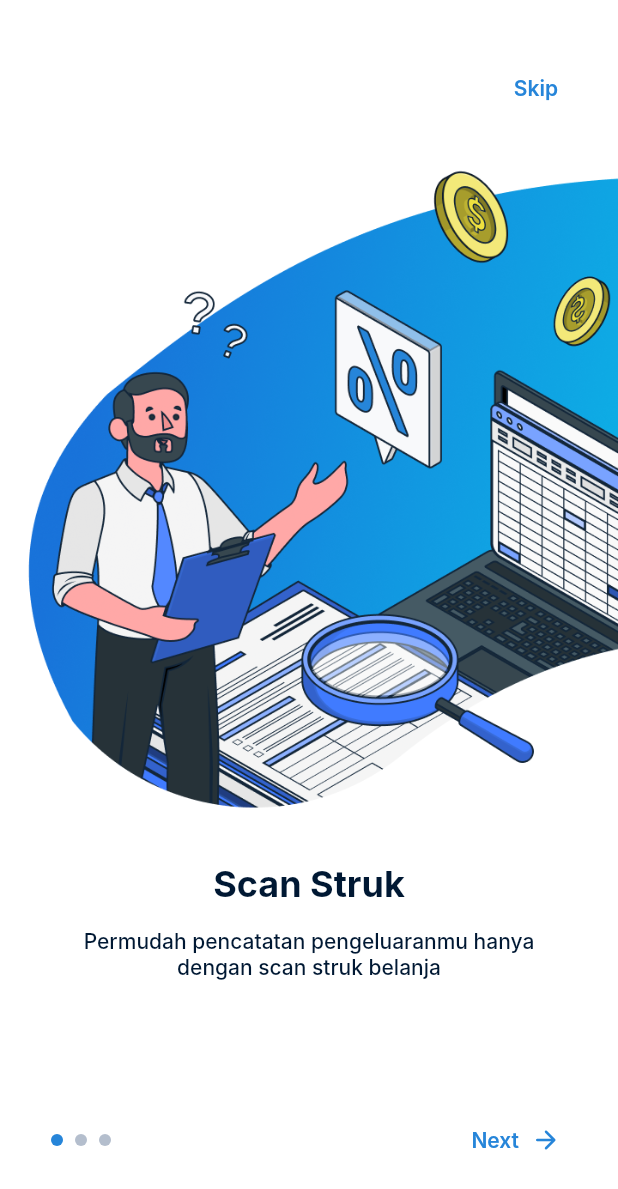
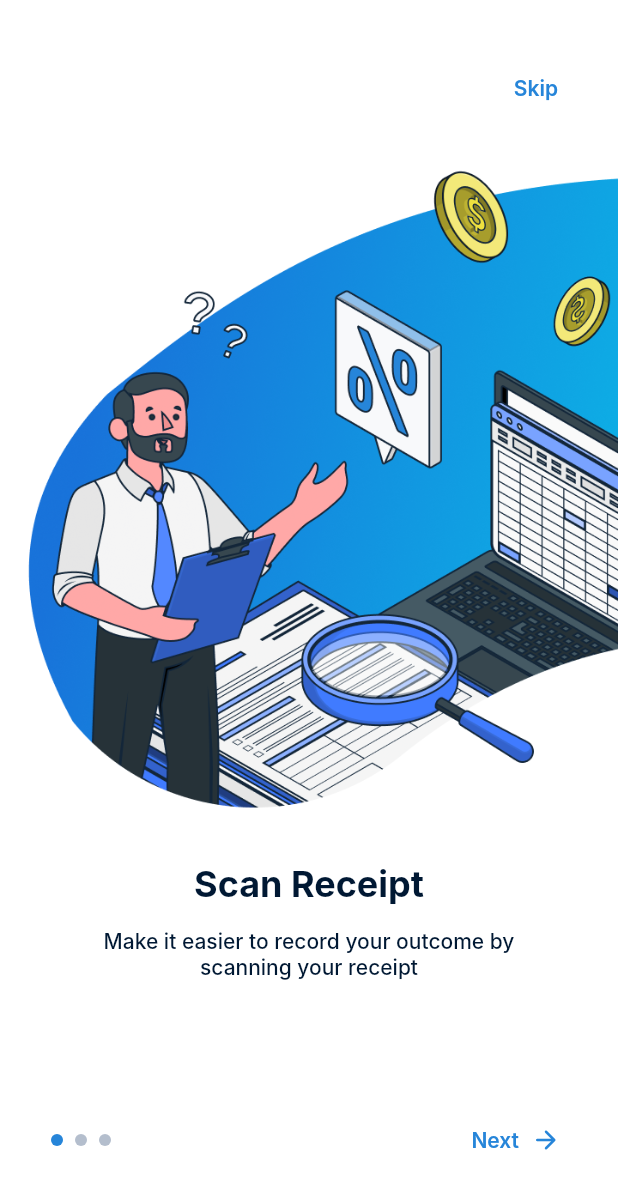
Before and after one commit to pawangdev/pawang-mobile, a Flutter app: the screen it shows after launch, on a phone screen of 412 x 824 dp. Shown: the top 1189 px of the screen. Run offline on Flutter 3.47's test engine with Material 2 defaults, Android fonts, the phone set to English and light mode, and no system bars; our stand-ins replace cached_network_image, carousel_slider, currency_text_input_formatter, date_time_picker, double_back_to_close, expandable and 11 more; missing offline and left inert: onesignal_flutter; accounts and stored records are empty; Roboto replaces fonts that are missing (Inter).

Commit message:
fix: update scan receipt URL & add model

```diff
--- a/lib/constants/strings.dart
+++ b/lib/constants/strings.dart
@@ -2,7 +2,9 @@ const String baseURLAPI = "https://api.pawang.studio/api";
 const String baseHOSTAPI = "https://api.pawang.studio";
 // const String baseURLAPI = "http://192.168.0.100:5000/api";
 // const String baseHOSTAPI = "http://192.168.0.100:5000";
-const String baseURLOCR = "https://ocr.pawang.studio/scan";
+
+// const String baseURLOCR = "http://10.0.2.2:5000/receipt";
+const String baseURLOCR = "https://ocr.pawang.studio/receipt";
 
 const String oneSignalAPPID = "fd224363-1c0a-4ea3-a573-a9c4954c0c63";
 
--- a/lib/main.dart
+++ b/lib/main.dart
@@ -7,6 +7,7 @@ import 'package:get_storage/get_storage.dart';
 import 'package:onesignal_flutter/onesignal_flutter.dart';
 import 'package:pawang_mobile/constants/strings.dart';
 import 'package:pawang_mobile/constants/theme.dart';
+import 'package:pawang_mobile/utils/storage.dart';
 import 'package:pawang_mobile/utils/translation.dart';
 
 import 'routes/routes.dart';
@@ -53,7 +54,9 @@ class MyApp extends StatelessWidget {
         fontFamily: "Inter",
         errorColor: defaultError,
       ),
-      themeMode: ThemeMode.light,
+      themeMode: Storage.getValue('themeMode') == "light"
+          ? ThemeMode.light
+          : ThemeMode.dark,
       darkTheme: ThemeData(
         colorScheme: const ColorScheme(
           brightness: Brightness.dark,
@@ -74,7 +77,9 @@ class MyApp extends StatelessWidget {
         errorColor: defaultError,
       ),
       translations: Translation(),
-      locale: const Locale('id'),
+      locale: Storage.getValue('locale') == "id"
+          ? const Locale('id')
+          : const Locale('en'),
       builder: EasyLoading.init(),
       initialRoute: AppPages.INITIAL,
       getPages: AppPages.pages,
--- a/lib/modules/authentication/views/login_view.dart
+++ b/lib/modules/authentication/views/login_view.dart
@@ -6,6 +6,7 @@ import 'package:get/get.dart';
 import 'package:pawang_mobile/constants/theme.dart';
 import 'package:pawang_mobile/modules/authentication/controllers/login_controller.dart';
 import 'package:pawang_mobile/routes/app_pages.dart';
+import 'package:pawang_mobile/utils/storage.dart';
 import 'package:pawang_mobile/widgets/button_custom.dart';
 import 'package:pawang_mobile/widgets/input_field.dart';
 
@@ -72,8 +73,10 @@ class LoginView extends StatelessWidget {
                                     onTap: (int index) {
                                       if (index == 0) {
                                         Get.updateLocale(const Locale('id'));
+                                        Storage.saveValue('locale', 'id');
                                       } else {
                                         Get.updateLocale(const Locale('en'));
+                                        Storage.saveValue('locale', 'en');
                                       }
                                     },
                                     labelColor: defaultBlack,
--- a/lib/modules/authentication/views/register_view.dart
+++ b/lib/modules/authentication/views/register_view.dart
@@ -4,6 +4,7 @@ import 'package:form_validator/form_validator.dart';
 import 'package:pawang_mobile/constants/theme.dart';
 import 'package:pawang_mobile/modules/authentication/controllers/register_controller.dart';
 import 'package:pawang_mobile/routes/app_pages.dart';
+import 'package:pawang_mobile/utils/storage.dart';
 import 'package:pawang_mobile/widgets/button_custom.dart';
 import 'package:pawang_mobile/widgets/input_field.dart';
 import 'package:get/get.dart';
@@ -71,8 +72,10 @@ class RegisterView extends StatelessWidget {
                                     onTap: (int index) {
                                       if (index == 0) {
                                         Get.updateLocale(const Locale('id'));
+                                        Storage.saveValue('locale', 'id');
                                       } else {
                                         Get.updateLocale(const Locale('en'));
+                                        Storage.saveValue('locale', 'en');
                                       }
                                     },
                                     labelColor: defaultBlack,
--- a/lib/modules/settings/views/setting_view.dart
+++ b/lib/modules/settings/views/setting_view.dart
@@ -143,11 +143,13 @@ class SettingsView extends StatelessWidget {
                           Get.changeThemeMode(
                             ThemeMode.dark,
                           );
+                          Storage.saveValue('themeMode', 'dark');
                           Get.back();
                         } else {
                           Get.changeThemeMode(
                             ThemeMode.light,
                           );
+                          Storage.saveValue('themeMode', 'light');
                           Get.back();
                         }
                       },
--- a/lib/modules/transaction/controllers/transaction_controller.dart
+++ b/lib/modules/transaction/controllers/transaction_controller.dart
@@ -57,10 +57,10 @@ class TransactionController extends GetxController {
 
   @override
   void onInit() {
-    dateTextController.text =
+    dateTextController.text = DateTime.now().toUtc().toIso8601String();
+    dateRFC3399.value = DateTime.now().toUtc().toIso8601String();
+    displayDate.value =
         DateFormat("d MMMM yyyy - HH:mm").format(DateTime.now()).toString();
-    dateRFC3399.value = DateTime.now().toUtc().toIso8601String();
-    displayDate.value = dateTextController.text;
     super.onInit();
   }
 
```
Also changed, not shown: lib/models/scan_receipt_model.dart (added, +28 -0 lines), lib/modules/scan_receipe/controllers/scan_receipe_controller.dart (+20 -2 lines), lib/services/scan_service.dart (+13 -23 lines), lib/widgets/setting_item.dart (+5 -2 lines).
